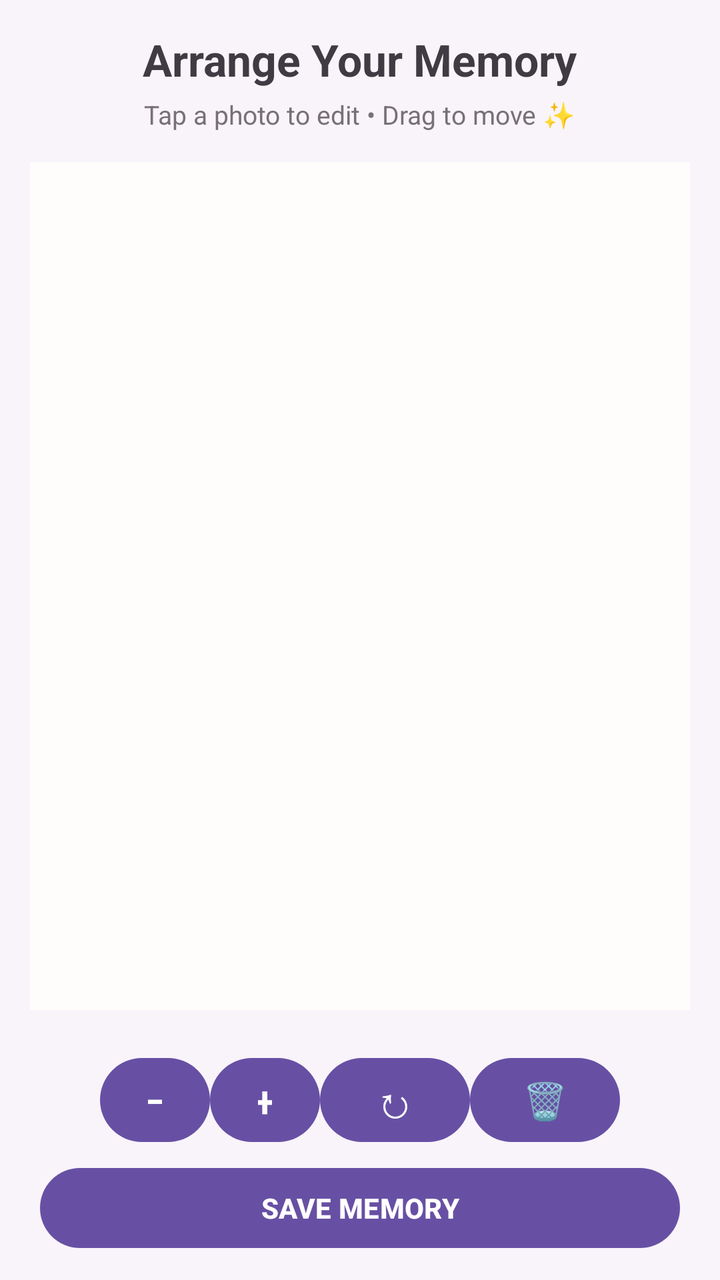
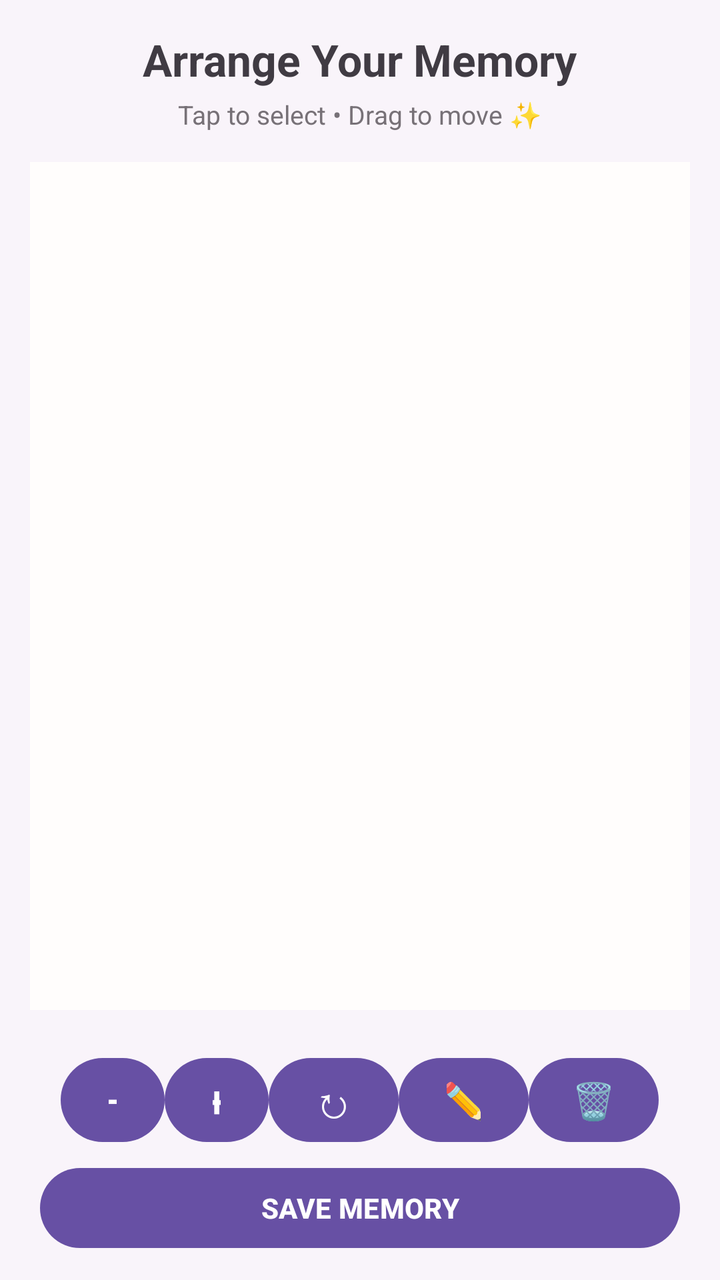

Before-and-after screenshots of an Android layout around one commit, followed by the original layout XML and the change that was made.
<!-- AndroidManifest.xml: application theme Theme.Memory_Pin -->
<!-- res/layout/activity_arrange_memory.xml -->
<?xml version="1.0" encoding="utf-8"?>
<androidx.constraintlayout.widget.ConstraintLayout
    xmlns:android="http://schemas.android.com/apk/res/android"
    xmlns:app="http://schemas.android.com/apk/res-auto"
    android:layout_width="match_parent"
    android:layout_height="match_parent"
    android:background="#F9F4FA">

    <TextView
        android:id="@+id/tvArrangeTitle"
        android:layout_width="wrap_content"
        android:layout_height="wrap_content"
        android:text="Arrange Your Memory"
        android:textSize="22sp"
        android:textStyle="bold"
        android:textColor="#403B43"
        app:layout_constraintTop_toTopOf="parent"
        app:layout_constraintStart_toStartOf="parent"
        app:layout_constraintEnd_toEndOf="parent"
        android:layout_marginTop="15dp" />

    <TextView
        android:id="@+id/tvArrangeHint"
        android:layout_width="wrap_content"
        android:layout_height="wrap_content"
        android:text="Tap a photo to edit • Drag to move ✨"
        android:textSize="13sp"
        android:textColor="#777177"
        app:layout_constraintTop_toBottomOf="@id/tvArrangeTitle"
        app:layout_constraintStart_toStartOf="parent"
        app:layout_constraintEnd_toEndOf="parent"
        android:layout_marginTop="4dp" />

    <FrameLayout
        android:id="@+id/memoryCanvas"
        android:layout_width="0dp"
        android:layout_height="0dp"
        android:background="#FFFDFC"
        android:clipChildren="false"
        android:clipToPadding="false"
        app:layout_constraintTop_toBottomOf="@id/tvArrangeHint"
        app:layout_constraintBottom_toTopOf="@id/photoControls"
        app:layout_constraintStart_toStartOf="parent"
        app:layout_constraintEnd_toEndOf="parent"
        android:layout_margin="15dp" />

    

    <LinearLayout
        android:id="@+id/photoControls"
        android:layout_width="match_parent"
        android:layout_height="wrap_content"
        android:orientation="horizontal"
        android:gravity="center"
        android:padding="5dp"
        app:layout_constraintBottom_toTopOf="@id/btnSaveArrangement"
        app:layout_constraintStart_toStartOf="parent"
        app:layout_constraintEnd_toEndOf="parent">

        <Button
            android:id="@+id/btnPhotoSmall"
            android:layout_width="55dp"
            android:layout_height="50dp"
            android:text="−"
            android:textSize="22sp" />

        <Button
            android:id="@+id/btnPhotoBig"
            android:layout_width="55dp"
            android:layout_height="50dp"
            android:text="+"
            android:textSize="22sp" />

        <Button
            android:id="@+id/btnPhotoRotate"
            android:layout_width="75dp"
            android:layout_height="50dp"
            android:text="↻"
            android:textSize="22sp" />

        <Button
            android:id="@+id/btnPhotoDelete"
            android:layout_width="75dp"
            android:layout_height="50dp"
            android:text="🗑"
            android:textSize="18sp" />

    </LinearLayout>

    <Button
        android:id="@+id/btnSaveArrangement"
        android:layout_width="0dp"
        android:layout_height="wrap_content"
        android:text="SAVE MEMORY"
        android:textStyle="bold"
        app:layout_constraintBottom_toBottomOf="parent"
        app:layout_constraintStart_toStartOf="parent"
        app:layout_constraintEnd_toEndOf="parent"
        android:layout_marginStart="20dp"
        android:layout_marginEnd="20dp"
        android:layout_marginBottom="12dp" />

</androidx.constraintlayout.widget.ConstraintLayout>
<!-- resources referenced by this layout -->
<resources>
  <style name="Theme.Memory_Pin" parent="Base.Theme.Memory_Pin" />
  <style name="Base.Theme.Memory_Pin" parent="Theme.Material3.DayNight.NoActionBar">
          
          
      </style>
</resources>

<!-- the commit's change to res/layout/activity_arrange_memory.xml (unified diff, before → after) -->
@@ -23,7 +23,7 @@
         android:id="@+id/tvArrangeHint"
         android:layout_width="wrap_content"
         android:layout_height="wrap_content"
-        android:text="Tap a photo to edit • Drag to move ✨"
+        android:text="Tap to select • Drag to move ✨"
         android:textSize="13sp"
         android:textColor="#777177"
         app:layout_constraintTop_toBottomOf="@id/tvArrangeTitle"
@@ -59,28 +59,35 @@
 
         <Button
             android:id="@+id/btnPhotoSmall"
-            android:layout_width="55dp"
+            android:layout_width="52dp"
             android:layout_height="50dp"
             android:text="−"
             android:textSize="22sp" />
 
         <Button
             android:id="@+id/btnPhotoBig"
-            android:layout_width="55dp"
+            android:layout_width="52dp"
             android:layout_height="50dp"
             android:text="+"
             android:textSize="22sp" />
 
         <Button
             android:id="@+id/btnPhotoRotate"
-            android:layout_width="75dp"
+            android:layout_width="65dp"
             android:layout_height="50dp"
             android:text="↻"
             android:textSize="22sp" />
 
         <Button
+            android:id="@+id/btnEditText"
+            android:layout_width="65dp"
+            android:layout_height="50dp"
+            android:text="✏️"
+            android:textSize="18sp" />
+
+        <Button
             android:id="@+id/btnPhotoDelete"
-            android:layout_width="75dp"
+            android:layout_width="65dp"
             android:layout_height="50dp"
             android:text="🗑"
             android:textSize="18sp" />
